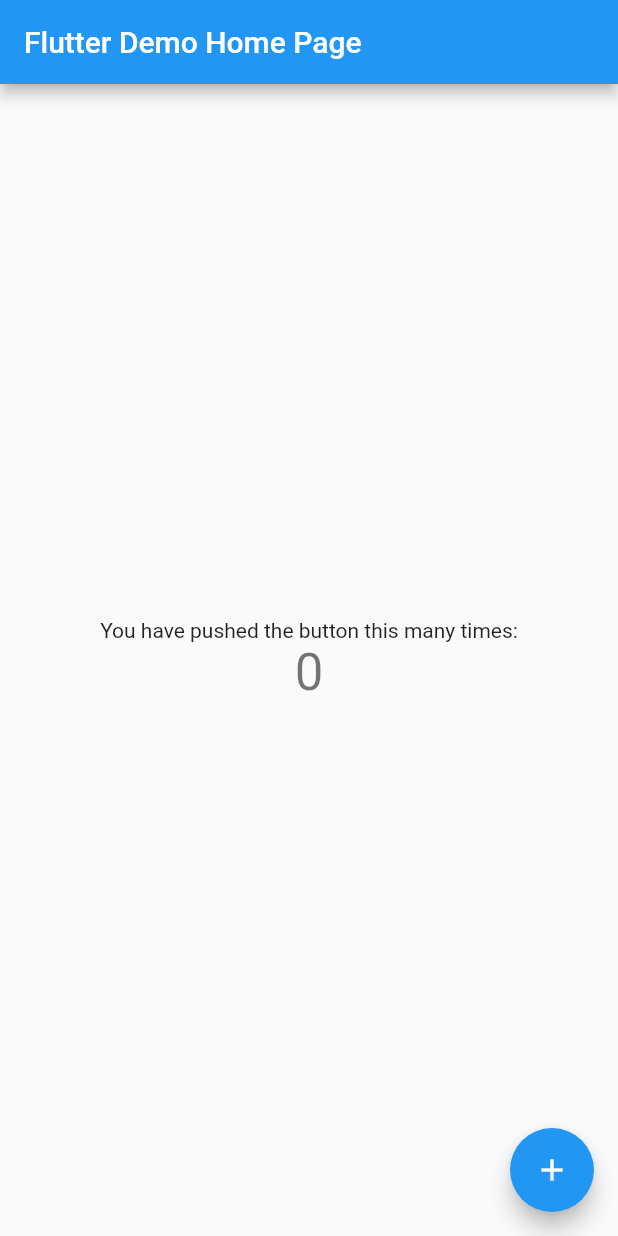
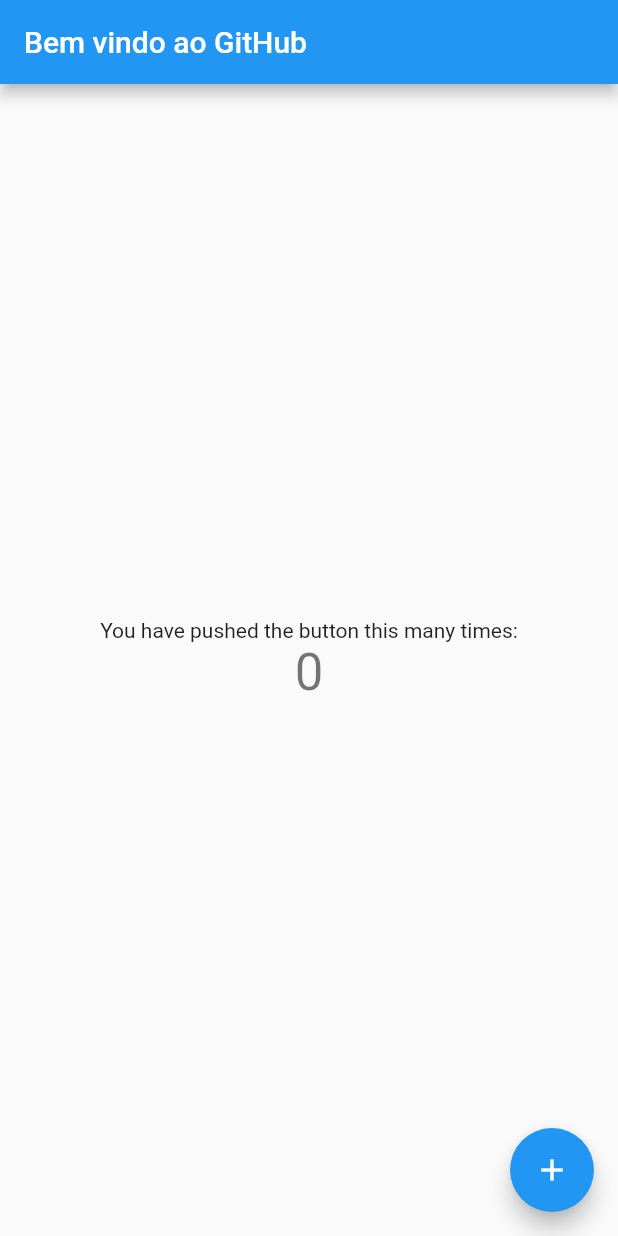
Before and after one commit to adrianoperescardoso/testegithub03, a Flutter app: the screen it shows after launch, on a phone screen of 412 x 824 dp. Run offline on Flutter 3.47's test engine with Material 2 defaults, Android fonts, the phone set to English and light mode, and no system bars.

```diff
--- a/lib/main.dart
+++ b/lib/main.dart
@@ -9,7 +9,7 @@ class MyApp extends StatelessWidget {
   @override
   Widget build(BuildContext context) {
     return MaterialApp(
-      title: 'Teste 03 - Atualizacao 01',
+      title: 'Teste 03 - Atualizacao 02',
       theme: ThemeData(
         // This is the theme of your application.
         //
@@ -22,7 +22,7 @@ class MyApp extends StatelessWidget {
         // is not restarted.
         primarySwatch: Colors.blue,
       ),
-      home: MyHomePage(title: 'Flutter Demo Home Page'),
+      home: MyHomePage(title: 'Bem vindo ao GitHub'),
     );
   }
 }
```
